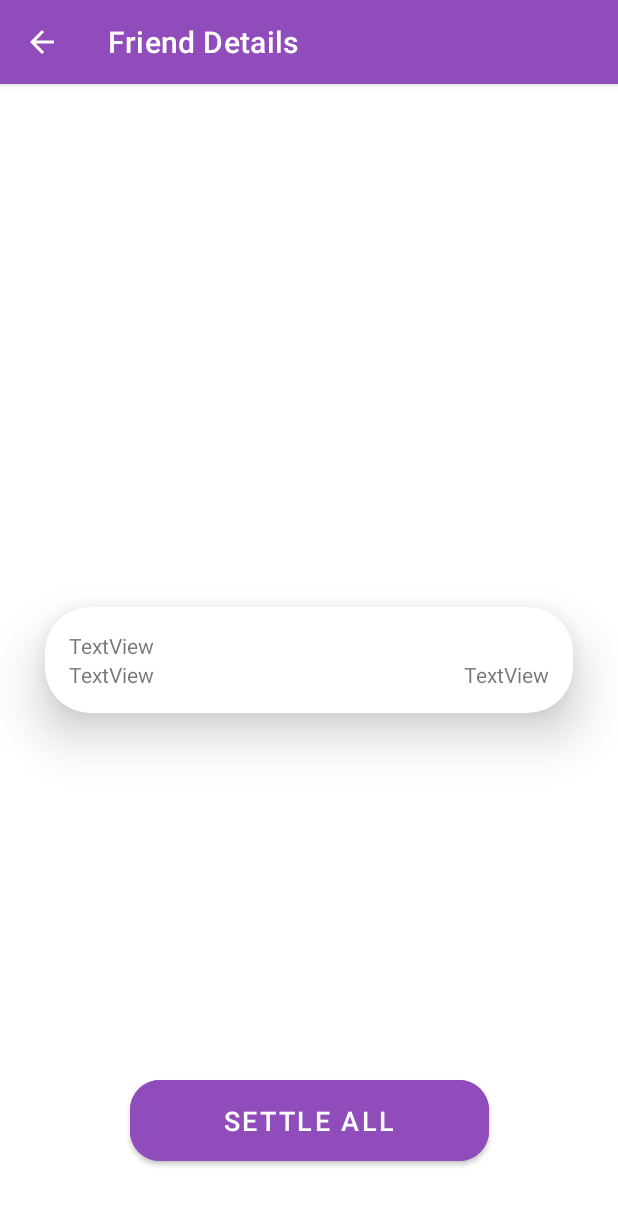
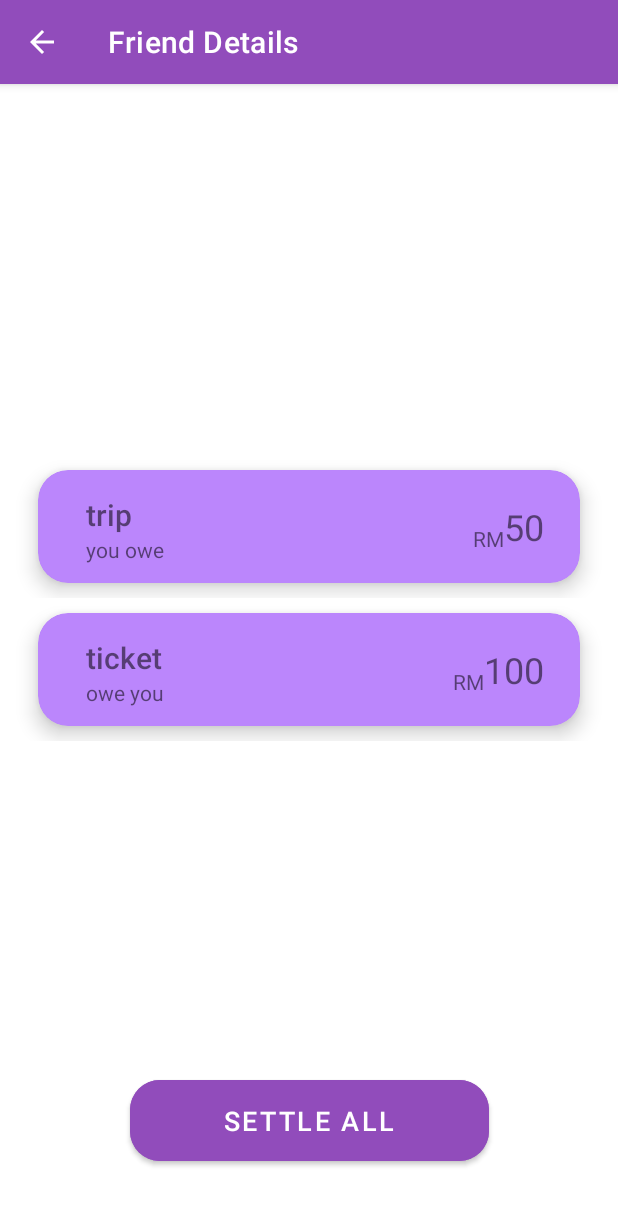
Before and after one commit to 11arns/YouOweMeProject, an Android app: the FriendActivity screen opened directly, with no data from a screen before it, on a phone screen of 412 x 824 dp. Shown: the top 1205 px of the screen. Run offline under Robolectric (Android 15) with nearby library versions, the phone set to English and light mode, and no system bars; our stand-ins replace CircleImageView.

Commit message:
Update Friend Details Page (Expenses List )

```diff
--- a/app/src/main/java/com/example/YouOweMeProject/FriendsList/FriendActivity.java
+++ b/app/src/main/java/com/example/YouOweMeProject/FriendsList/FriendActivity.java
@@ -9,12 +9,18 @@ import android.widget.TextView;
 
 import androidx.annotation.Nullable;
 import androidx.appcompat.app.AppCompatActivity;
+import androidx.recyclerview.widget.LinearLayoutManager;
+import androidx.recyclerview.widget.RecyclerView;
 
 
 import com.example.YouOweMeProject.FriendsList.Friend.SettleUpActivity;
 import com.example.YouOweMeProject.R;
 
+import java.util.ArrayList;
+
 public class FriendActivity extends AppCompatActivity {
+    ArrayList<friendmodel> friendmodels = new ArrayList<>();
+
     @Override
     protected void onCreate(@Nullable Bundle savedInstanceState) {
         super.onCreate(savedInstanceState);
@@ -51,5 +57,24 @@ public class FriendActivity extends AppCompatActivity {
             }
         });
 
+        RecyclerView recyclerView = findViewById(R.id.friend_recyclerview);
+
+        setUpFriendModel();
+        friend_recyclerviewadapter adapter = new friend_recyclerviewadapter(this, friendmodels);
+        recyclerView.setAdapter(adapter);
+        recyclerView.setLayoutManager(new LinearLayoutManager(this));
+
+
+
+    }
+
+    private void setUpFriendModel(){
+        String[]  expensenameTV= getResources().getStringArray(R.array.expensename);
+        String[]  expenseamountTV= getResources().getStringArray(R.array.expenseamount);
+        String[]  expensestatusTV= getResources().getStringArray(R.array.expensestatus);
+
+        for (int i=0; i<expensenameTV.length; i++){
+            friendmodels.add(new friendmodel(expensenameTV[i], expensestatusTV[i], expenseamountTV[i]));
+        }
     }
 }
--- /dev/null
+++ b/app/src/main/java/com/example/YouOweMeProject/FriendsList/friend_recyclerviewadapter.java
@@ -0,0 +1,58 @@
+package com.example.YouOweMeProject.FriendsList;
+
+import android.content.Context;
+import android.view.LayoutInflater;
+import android.view.View;
+import android.view.ViewGroup;
+import android.widget.TextView;
+
+import androidx.annotation.NonNull;
+import androidx.recyclerview.widget.RecyclerView;
+import com.example.YouOweMeProject.R;
+
+import java.util.ArrayList;
+
+public class friend_recyclerviewadapter extends RecyclerView.Adapter<friend_recyclerviewadapter.MyViewHolder> {
+
+   Context context;
+   ArrayList<friendmodel> friendmodels;
+
+    public friend_recyclerviewadapter(Context context, ArrayList<friendmodel> friendmodels){
+        this.context= context;
+        this.friendmodels = friendmodels;
+    }
+
+    @NonNull
+    @Override
+    public MyViewHolder onCreateViewHolder(@NonNull ViewGroup parent, int viewType) {
+        LayoutInflater inflater = LayoutInflater.from(context);
+        View view = inflater.inflate(R.layout.friend_recyclerviewrow,parent, false);
+
+        return new MyViewHolder(view);
+    }
+
+    @Override
+    public void onBindViewHolder(@NonNull MyViewHolder holder, int position) {
+        holder.name.setText(friendmodels.get(position).getExpensename());
+        holder.status.setText(friendmodels.get(position).getExpensestatus());
+        holder.amount.setText(friendmodels.get(position).getExpenseamount());
+    }
+
+    @Override
+    public int getItemCount() {
+        return friendmodels.size();
+    }
+
+    public static class MyViewHolder extends RecyclerView.ViewHolder{
+
+        TextView name, status, amount;
+
+        public MyViewHolder(View itemView){
+            super(itemView);
+
+            name = itemView.findViewById(R.id.expensenameTV);
+            status = itemView.findViewById(R.id.expensestatusTV);
+            amount = itemView.findViewById(R.id.expenseamountTV);
+        }
+    }
+}
--- /dev/null
+++ b/app/src/main/java/com/example/YouOweMeProject/FriendsList/friendmodel.java
@@ -0,0 +1,25 @@
+package com.example.YouOweMeProject.FriendsList;
+
+public class friendmodel {
+    String expensename;
+    String expensestatus;
+    String expenseamount;
+
+    public friendmodel(String expensename, String expensestatus, String expenseamount) {
+        this.expensename = expensename;
+        this.expensestatus = expensestatus;
+        this.expenseamount = expenseamount;
+    }
+
+    public String getExpensename() {
+        return expensename;
+    }
+
+    public String getExpensestatus() {
+        return expensestatus;
+    }
+
+    public String getExpenseamount() {
+        return expenseamount;
+    }
+}
--- a/app/src/main/res/layout/friendslist_recyclerviewrow.xml
+++ b/app/src/main/res/layout/friend_recyclerviewrow.xml
@@ -8,9 +8,9 @@
     <androidx.cardview.widget.CardView
         android:layout_width="match_parent"
         android:layout_height="wrap_content"
-        android:layout_marginStart="20dp"
+        android:layout_marginStart="24dp"
         android:layout_marginTop="10dp"
-        android:layout_marginEnd="40dp"
+        android:layout_marginEnd="24dp"
         android:layout_marginBottom="10dp"
         app:cardBackgroundColor="@color/purple_200"
         app:cardCornerRadius="20dp"
@@ -22,64 +22,54 @@
 
         <androidx.constraintlayout.widget.ConstraintLayout
             android:layout_width="match_parent"
-            android:layout_height="match_parent">
+            android:layout_height="wrap_content">
 
-            <de.hdodenhof.circleimageview.CircleImageView
-                android:id="@+id/IVfriends"
-                android:layout_width="72dp"
-                android:layout_height="66dp"
-                android:layout_marginStart="20dp"
-                android:layout_marginTop="8dp"
-                android:layout_marginBottom="8dp"
+            <TextView
+                android:id="@+id/expensenameTV"
+                android:layout_width="wrap_content"
+                android:layout_height="wrap_content"
+                android:layout_marginStart="32dp"
+                android:layout_marginTop="16dp"
+                android:layout_marginBottom="32dp"
+                android:fontFamily="sans-serif-medium"
+                android:text="TextView"
+                android:textSize="20sp"
                 app:layout_constraintBottom_toBottomOf="parent"
                 app:layout_constraintStart_toStartOf="parent"
                 app:layout_constraintTop_toTopOf="parent"
-                app:srcCompat="@drawable/aida" />
+                app:layout_constraintVertical_bias="0.0" />
 
             <TextView
-                android:id="@+id/TVdebtamount"
+                android:id="@+id/expensestatusTV"
                 android:layout_width="wrap_content"
                 android:layout_height="wrap_content"
-                android:layout_marginEnd="16dp"
-                android:layout_marginBottom="16dp"
+                android:layout_marginStart="32dp"
                 android:text="TextView"
-                android:textSize="34sp"
                 app:layout_constraintBottom_toBottomOf="parent"
-                app:layout_constraintEnd_toEndOf="parent" />
+                app:layout_constraintStart_toStartOf="parent"
+                app:layout_constraintTop_toBottomOf="@+id/expensenameTV"
+                app:layout_constraintVertical_bias="0.0" />
 
             <TextView
-                android:id="@+id/TVcurrency"
+                android:id="@+id/expenseamountTV"
                 android:layout_width="wrap_content"
                 android:layout_height="wrap_content"
-                android:layout_marginBottom="16dp"
-                android:text="RM"
-                android:textColor="#000000"
+                android:layout_marginEnd="24dp"
+                android:text="TextView"
+                android:textSize="24sp"
                 app:layout_constraintBottom_toBottomOf="parent"
-                app:layout_constraintEnd_toStartOf="@+id/TVdebtamount" />
+                app:layout_constraintEnd_toEndOf="parent"
+                app:layout_constraintTop_toTopOf="parent" />
 
             <TextView
-                android:id="@+id/TVfriendname"
+                android:id="@+id/textView7"
                 android:layout_width="wrap_content"
                 android:layout_height="wrap_content"
-                android:layout_marginStart="12dp"
-                android:fontFamily="sans-serif-medium"
-                android:text="TextView"
-                android:textSize="16sp"
-                app:layout_constraintBottom_toTopOf="@+id/TVdebtstatus"
-                app:layout_constraintStart_toEndOf="@+id/IVfriends" />
+                android:layout_marginBottom="20dp"
+                android:text="@string/Currency"
+                app:layout_constraintBottom_toBottomOf="parent"
+                app:layout_constraintEnd_toStartOf="@+id/expenseamountTV" />
+        </androidx.constraintlayout.widget.ConstraintLayout>
 
-            <TextView
-                android:id="@+id/TVdebtstatus"
-                android:layout_width="wrap_content"
-                android:layout_height="wrap_content"
-                android:layout_marginStart="12dp"
-                android:layout_marginBottom="20dp"
-                android:fontFamily="sans-serif"
-                android:text="TextView"
-                android:textSize="14sp"
-                app:layout_constraintBottom_toBottomOf="parent"
-                app:layout_constraintStart_toEndOf="@+id/IVfriends" />
-
-        </androidx.constraintlayout.widget.ConstraintLayout>
     </androidx.cardview.widget.CardView>
 </androidx.constraintlayout.widget.ConstraintLayout>
--- a/app/src/main/res/layout/friendslist_friend.xml
+++ b/app/src/main/res/layout/friendslist_friend.xml
@@ -60,59 +60,6 @@
 
     </androidx.constraintlayout.widget.ConstraintLayout>
 
-    <androidx.cardview.widget.CardView
-        android:id="@+id/cardView"
-        android:layout_width="match_parent"
-        android:layout_height="wrap_content"
-        android:layout_margin="30dp"
-        app:cardCornerRadius="30dp"
-        app:cardElevation="20dp"
-        app:layout_constraintBottom_toBottomOf="parent"
-        app:layout_constraintEnd_toEndOf="parent"
-        app:layout_constraintStart_toStartOf="parent"
-        app:layout_constraintTop_toTopOf="parent">
-
-        <LinearLayout
-            android:layout_width="match_parent"
-            android:layout_height="wrap_content"
-            android:orientation="vertical">
-
-            <TextView
-                android:id="@+id/textView21"
-                android:layout_width="match_parent"
-                android:layout_height="wrap_content"
-                android:layout_marginStart="16dp"
-                android:layout_marginTop="16dp"
-                android:text="TextView" />
-
-            <RelativeLayout
-                android:layout_width="match_parent"
-                android:layout_height="match_parent">
-
-                <TextView
-                    android:id="@+id/textView20"
-                    android:layout_width="wrap_content"
-                    android:layout_height="wrap_content"
-                    android:layout_alignParentLeft="true"
-                    android:layout_marginStart="16dp"
-                    android:layout_marginBottom="16dp"
-                    android:text="TextView" />
-
-                <TextView
-                    android:id="@+id/textview1"
-                    android:layout_width="wrap_content"
-                    android:layout_height="wrap_content"
-                    android:layout_alignParentRight="true"
-                    android:layout_marginEnd="16dp"
-                    android:layout_marginBottom="16dp"
-                    android:text="TextView" />
-
-            </RelativeLayout>
-
-        </LinearLayout>
-
-    </androidx.cardview.widget.CardView>
-
     <Button
         android:id="@+id/SettleAllButton"
         android:layout_width="239dp"
@@ -128,4 +75,14 @@
         app:layout_constraintEnd_toEndOf="parent"
         app:layout_constraintStart_toStartOf="parent" />
 
+    <androidx.recyclerview.widget.RecyclerView
+        android:id="@+id/friend_recyclerview"
+        android:layout_width="409dp"
+        android:layout_height="520dp"
+        app:layout_constraintBottom_toBottomOf="parent"
+        app:layout_constraintEnd_toEndOf="parent"
+        app:layout_constraintStart_toStartOf="parent"
+        app:layout_constraintTop_toBottomOf="@+id/constraintLayout"
+        app:layout_constraintVertical_bias="0.989" />
+
 </androidx.constraintlayout.widget.ConstraintLayout>
--- a/app/src/main/res/values/strings.xml
+++ b/app/src/main/res/values/strings.xml
@@ -24,4 +24,18 @@
         <item>25</item>
     </string-array>
 
+    Array for friend expenses recycler view
+    <string-array name="expensename">
+        <item>trip</item>
+        <item> ticket</item>
+    </string-array>
+    <string-array name="expensestatus">
+        <item>you owe</item>
+        <item>owe you</item>
+    </string-array>
+    <string-array name="expenseamount">
+        <item>50</item>
+        <item>100</item>
+    </string-array>
+
 </resources>
```
